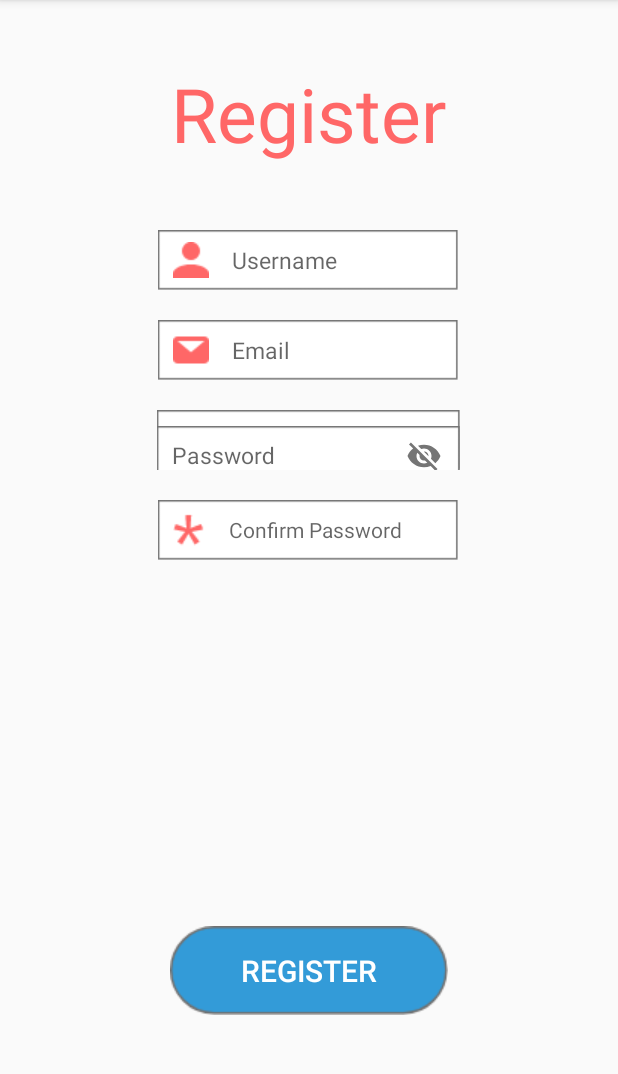
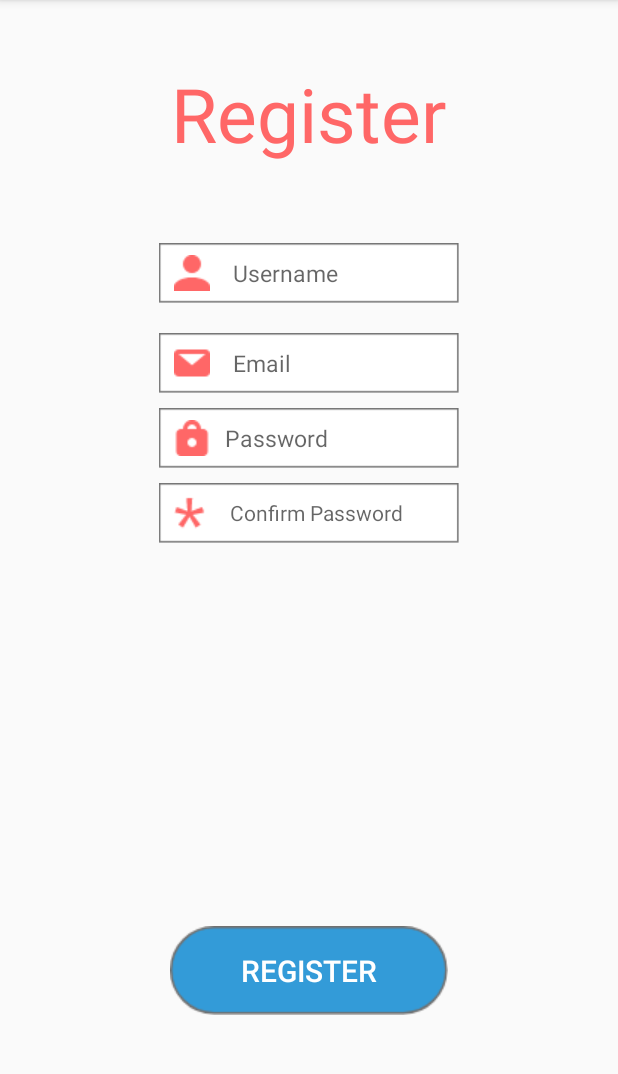
Before and after one commit to beastslayer/SplitIT, an Android app: the RegActivity screen opened directly, with no data from a screen before it, after a tap on "REGISTER", on a phone screen of 412 x 824 dp, the part 84-1158 px from its top. Run offline under Robolectric (Android 15) with nearby library versions, the phone set to English and light mode, and no system bars; our stand-ins replace Firebase (no records; nobody signed in at launch, a user with empty details on screens opened directly); 1 other tap on this screen came first.

Commit message:
Changing the password field to regular TextEdit

```diff
--- a/app/src/main/java/zerocoms/splitit/RegActivity.java
+++ b/app/src/main/java/zerocoms/splitit/RegActivity.java
@@ -18,14 +18,14 @@ import com.google.firebase.auth.FirebaseUser;
 
 public class RegActivity extends AppCompatActivity {
     private FirebaseAuth mAuth;
-    String memail, mpassword;
+    String memail, mpassword,conpass;
 
     @Override
     protected void onCreate(Bundle savedInstanceState) {
         super.onCreate(savedInstanceState);
         setContentView(R.layout.activity_reg);
         final EditText Username,Email,ConfirmPassword;
-        final android.support.design.widget.TextInputEditText Password;
+        final EditText Password;
         //initializing the object of Firebase Authentication
 
         mAuth = FirebaseAuth.getInstance();
@@ -54,9 +54,13 @@ public class RegActivity extends AppCompatActivity {
         btReg.setOnClickListener(new View.OnClickListener() {
             @Override
             public void onClick(View view) {
+
                 memail=Email.getText().toString();
                 mpassword=Password.getText().toString();
-                //ConfirmPassword.getText().toString();
+                conpass=ConfirmPassword.getText().toString();
+
+                if(memail!=null && mpassword!=null && (conpass.equals(mpassword)))
+                {
                     mAuth.createUserWithEmailAndPassword(memail, mpassword)
                             .addOnCompleteListener(RegActivity.this, new OnCompleteListener<AuthResult>() {
                                 @Override
@@ -66,7 +70,7 @@ public class RegActivity extends AppCompatActivity {
                                         Log.d("Reg Status", "createUserWithEmail:success");
                                         FirebaseUser user = mAuth.getCurrentUser();
                                         // updateUI(user);
-                                    Toast.makeText(RegActivity.this,"Successfull",Toast.LENGTH_LONG).show();
+                                        Toast.makeText(RegActivity.this, "Successfull", Toast.LENGTH_LONG).show();
                                     } else {
                                         // If sign in fails, display a message to the user.
                                         Log.w("Reg Status", "createUserWithEmail:failure", task.getException());
@@ -77,6 +81,7 @@ public class RegActivity extends AppCompatActivity {
                                     // ...
                                 }
                             });
+                }
 
             }
         });
--- a/app/src/main/res/layout/activity_reg.xml
+++ b/app/src/main/res/layout/activity_reg.xml
@@ -8,10 +8,10 @@
 
     <LinearLayout
         android:layout_width="wrap_content"
-        android:layout_height="wrap_content"
+        android:layout_height="229dp"
         android:layout_alignParentTop="true"
         android:layout_centerHorizontal="true"
-        android:layout_marginTop="143dp"
+        android:layout_marginTop="147dp"
         android:gravity="center"
         android:orientation="vertical">
 
@@ -40,27 +40,17 @@
             android:paddingLeft="10dp"
             android:textSize="15dp" />
 
-        <android.support.design.widget.TextInputLayout
-            android:layout_width="202dp"
+        <EditText
+            android:layout_width="200dp"
             android:layout_height="40dp"
-            android:layout_margin="10dp"
             android:background="@drawable/rectangle"
-            android:orientation="vertical"
-            android:textSize="15dp"
-            app:passwordToggleEnabled="true">
-
-            <android.support.design.widget.TextInputEditText
-                android:id="@+id/etpassword"
-                android:layout_width="match_parent"
-                android:layout_height="40dp"
-                android:background="@drawable/rectangle"
-                android:drawableLeft="@drawable/lock"
-                android:drawablePadding="15dp"
-                android:hint="Password"
-                android:inputType="textPassword"
-                android:paddingLeft="10dp"
-                android:textSize="15dp" />
-        </android.support.design.widget.TextInputLayout>
+            android:drawableLeft="@drawable/lock"
+            android:drawablePadding="10dp"
+            android:hint="Password"
+            android:inputType="textPassword"
+            android:id="@+id/etpassword"
+            android:paddingLeft="10dp"
+            android:textSize="15dp" />
 
         <EditText
             android:id="@+id/etConfirmPassword"
```
Lines whose indentation alone changed are shown as unchanged.
